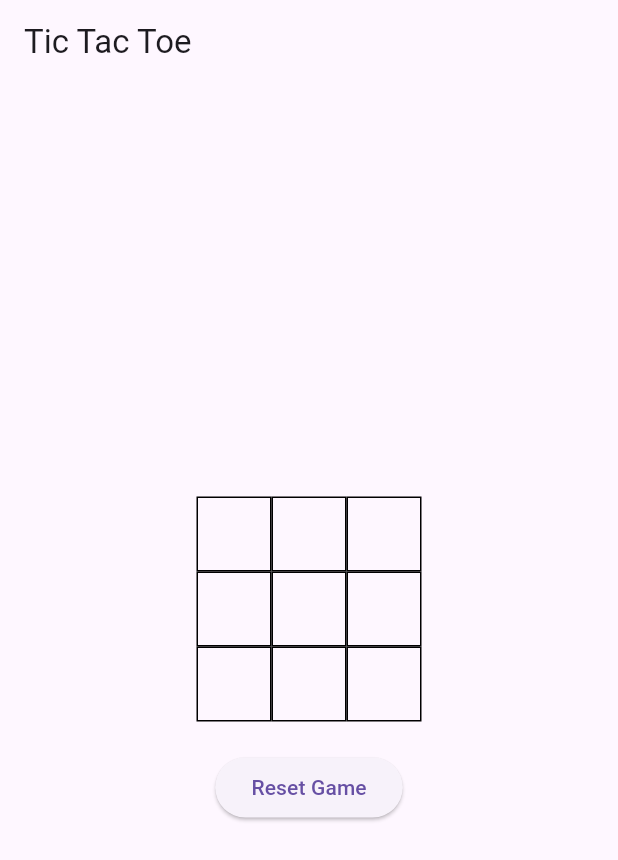
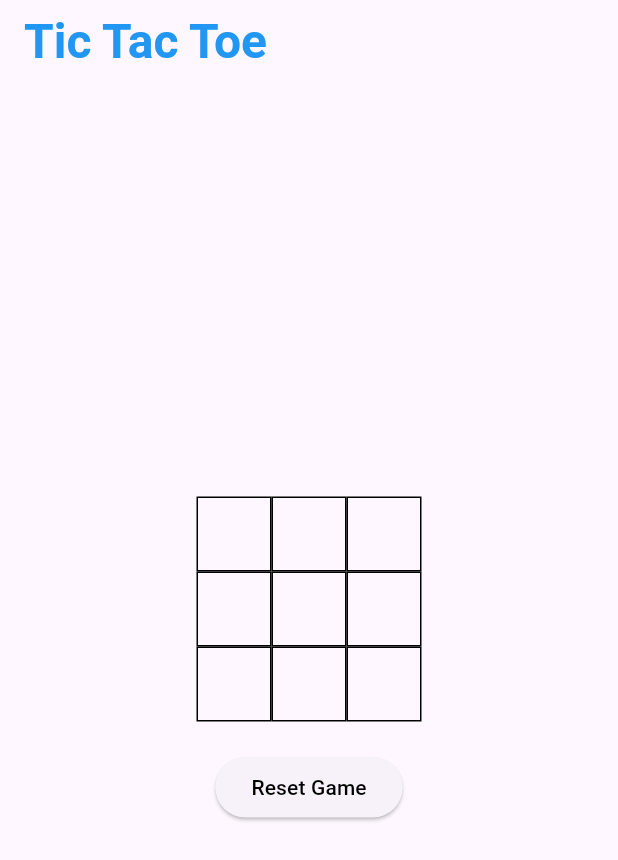
Before and after one commit to JashanKishore/tic-tac-toe, a Flutter app: the screen it shows after launch, on a phone screen of 412 x 824 dp. Shown: the top 860 px of the screen. Run offline on Flutter 3.47's test engine with Material 3 defaults, Android fonts, the phone set to English and light mode, and no system bars.

Commit message:
Stylised title and reset button

```diff
--- a/lib/main.dart
+++ b/lib/main.dart
@@ -1,3 +1,5 @@
+// ignore_for_file: prefer_const_constructors
+
 import 'package:flutter/material.dart';
 
 void main() {
@@ -28,7 +30,14 @@ class _TicTacToeState extends State<TicTacToe> {
   Widget build(BuildContext context) {
     return Scaffold(
       appBar: AppBar(
-        title: Text('Tic Tac Toe'),
+        title: Text(
+          'Tic Tac Toe',
+          style: TextStyle(
+            fontSize: 32,
+            fontWeight: FontWeight.bold,
+            color: Colors.blue,
+          ),
+        ),
       ),
       body: Center(
         child: Column(
@@ -62,7 +71,10 @@ class _TicTacToeState extends State<TicTacToe> {
             SizedBox(height: 20),
             ElevatedButton(
               onPressed: _resetGame,
-              child: Text('Reset Game'),
+              child: Text('Reset Game',
+              style: TextStyle(
+                color: Colors.black),
+                ),
             ),
           ],
         ),
```
